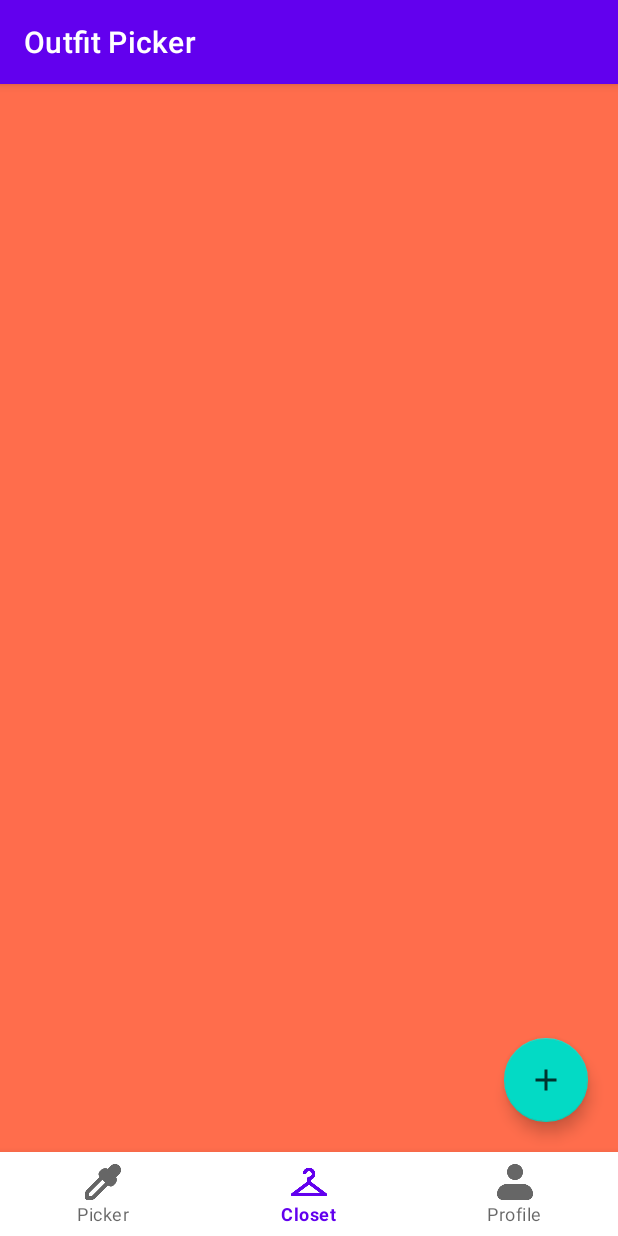
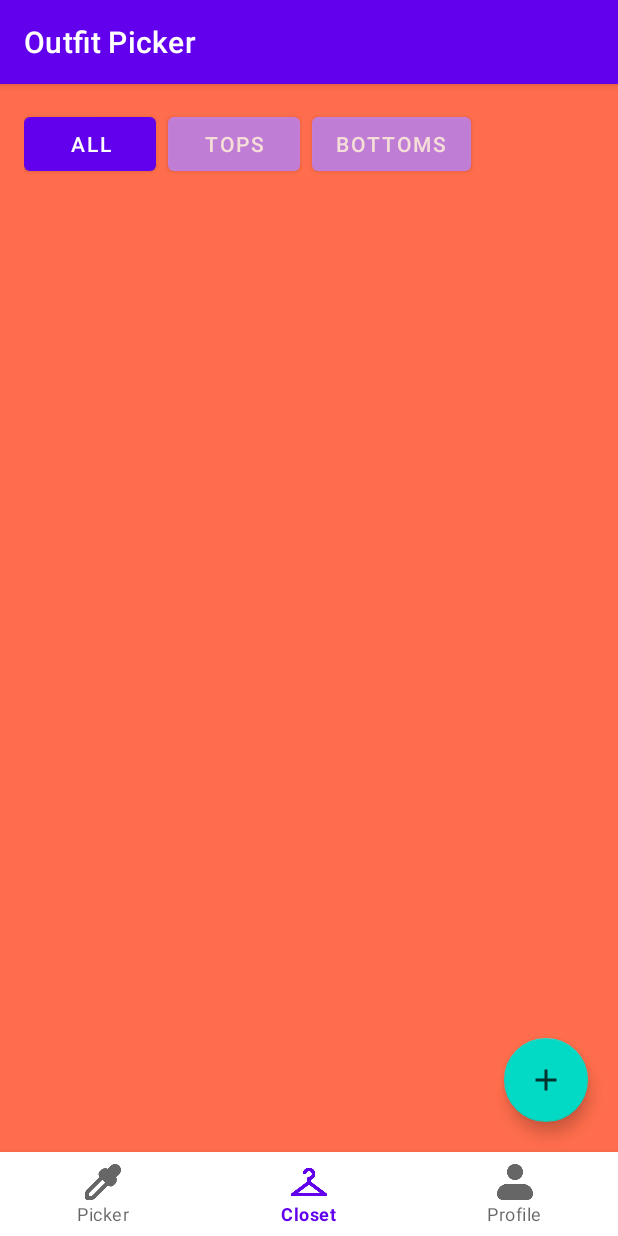
Before and after one commit to bropeter8/OutfitPicker, an Android app: the screen it shows after launch (MainActivity), item 2 of the bottom bar chosen, on a phone screen of 412 x 824 dp. Run offline under Robolectric (Android 15) with nearby library versions, the light colour scheme and no system bars.

Commit message:
klasifikacija isTop = true/false za razlikovanje med Top in Bottoms, filtriranje v ClosetFragmentu med njimi (All/Tops/Bottoms)

```diff
--- a/app/src/main/java/si/uni_lj/fe/tnuv/outfitpicker2/AddClothesFragment.java
+++ b/app/src/main/java/si/uni_lj/fe/tnuv/outfitpicker2/AddClothesFragment.java
@@ -43,6 +43,7 @@ public class AddClothesFragment extends Fragment {
     private static final int REQUEST_CAMERA_PERMISSION = 100;
     private String currentPhotoPath;
 
+    private boolean isTop;
     private final ActivityResultLauncher<String> requestPermissionLauncher =
             registerForActivityResult(new ActivityResultContracts.RequestPermission(), isGranted -> {
                 if (isGranted) {
@@ -60,7 +61,7 @@ public class AddClothesFragment extends Fragment {
                 if (result.getResultCode() == Activity.RESULT_OK) {
                     // The photo was taken and saved to the currentPhotoPath
                     Log.d(TAG, "Photo saved at: " + currentPhotoPath);
-                    ImageStorageUtil.addImagePath(requireContext(), currentPhotoPath);
+                    ImageStorageUtil.addClothingItem(requireContext(), new ClothingItem(currentPhotoPath, isTop));
                     Toast.makeText(getContext(), "Photo saved: " + currentPhotoPath, Toast.LENGTH_SHORT).show();
                 }
             });
@@ -79,6 +80,7 @@ public class AddClothesFragment extends Fragment {
 
         // Set click listeners for buttons
         buttonPhotoTop.setOnClickListener(v -> {
+            isTop = true;
             if (ContextCompat.checkSelfPermission(requireContext(), Manifest.permission.CAMERA) != PackageManager.PERMISSION_GRANTED) {
                 Log.d(TAG, "Requesting camera permission");
                 requestPermissionLauncher.launch(Manifest.permission.CAMERA);
@@ -94,6 +96,7 @@ public class AddClothesFragment extends Fragment {
         });
 
         buttonPhotoBottoms.setOnClickListener(v -> {
+            isTop = false;
             if (ContextCompat.checkSelfPermission(requireContext(), Manifest.permission.CAMERA) != PackageManager.PERMISSION_GRANTED) {
                 Log.d(TAG, "Requesting camera permission");
                 requestPermissionLauncher.launch(Manifest.permission.CAMERA);
--- a/app/src/main/java/si/uni_lj/fe/tnuv/outfitpicker2/ClosetFragment.java
+++ b/app/src/main/java/si/uni_lj/fe/tnuv/outfitpicker2/ClosetFragment.java
@@ -5,9 +5,11 @@ import android.util.Log;
 import android.view.LayoutInflater;
 import android.view.View;
 import android.view.ViewGroup;
+import android.widget.Button;
 
 import androidx.annotation.NonNull;
 import androidx.annotation.Nullable;
+import androidx.core.content.ContextCompat;
 import androidx.fragment.app.Fragment;
 import androidx.fragment.app.FragmentTransaction;
 import androidx.recyclerview.widget.GridLayoutManager;
@@ -23,8 +25,11 @@ public class ClosetFragment extends Fragment {
 
     private RecyclerView recyclerView;
     private ClothesAdapter adapter;
-    private List<String> imagePaths;
+    private List<ClothingItem> clothingItems;
     private FloatingActionButton fabAddClothes;
+
+    private Button buttonAll, buttonTops, buttonBottoms;
+    private Button selectedButton;
 
     @Nullable
     @Override
@@ -33,15 +38,22 @@ public class ClosetFragment extends Fragment {
 
         recyclerView = view.findViewById(R.id.recycler_view);
         fabAddClothes = view.findViewById(R.id.fab_add_clothes);
+        buttonAll = view.findViewById(R.id.button_all);
+        buttonTops = view.findViewById(R.id.button_tops);
+        buttonBottoms = view.findViewById(R.id.button_bottoms);
+
+        // Set default selected button
+        selectedButton = buttonAll;
+        updateButtonStyles();
 
         // Clear old SharedPreferences data (only call this once, you can comment it out after the first run)
         // ImageStorageUtil.clearOldData(requireContext());
 
         // Retrieve stored image paths using ImageStorageUtil
-        imagePaths = ImageStorageUtil.getImagePaths(requireContext());
+        clothingItems = ImageStorageUtil.getClothingItems(requireContext());
 
         // Setup RecyclerView adapter and display images
-        adapter = new ClothesAdapter(imagePaths);
+        adapter = new ClothesAdapter(clothingItems);
         recyclerView.setAdapter(adapter);
 
         // Use GridLayoutManager with 2 columns
@@ -49,6 +61,23 @@ public class ClosetFragment extends Fragment {
         recyclerView.setLayoutManager(gridLayoutManager);
 
         fabAddClothes.setOnClickListener(v -> showAddClothesFragment());
+
+        // Set up button click listeners for filtering
+        buttonAll.setOnClickListener(v -> {
+            selectedButton = buttonAll;
+            updateButtonStyles();
+            showAllClothes();
+        });
+        buttonTops.setOnClickListener(v -> {
+            selectedButton = buttonTops;
+            updateButtonStyles();
+            showTops();
+        });
+        buttonBottoms.setOnClickListener(v -> {
+            selectedButton = buttonBottoms;
+            updateButtonStyles();
+            showBottoms();
+        });
 
         return view;
     }
@@ -61,13 +90,61 @@ public class ClosetFragment extends Fragment {
         transaction.commit();
     }
 
+    private void showAllClothes() {
+        adapter.setClothingItems(clothingItems);
+        adapter.notifyDataSetChanged();
+    }
+
+    private void showTops() {
+        List<ClothingItem> tops = new ArrayList<>();
+        for (ClothingItem item : clothingItems) {
+            if (item.isTop()) {
+                tops.add(item);
+            }
+        }
+        adapter.setClothingItems(tops);
+        adapter.notifyDataSetChanged();
+    }
+
+    private void showBottoms() {
+        List<ClothingItem> bottoms = new ArrayList<>();
+        for (ClothingItem item : clothingItems) {
+            if (!item.isTop()) {
+                bottoms.add(item);
+            }
+        }
+        adapter.setClothingItems(bottoms);
+        adapter.notifyDataSetChanged();
+    }
+
+    private void updateButtonStyles() {
+        Button[] buttons = {buttonAll, buttonTops, buttonBottoms};
+        for (Button button : buttons) {
+            if (button == selectedButton) {
+                button.setBackgroundColor(ContextCompat.getColor(requireContext(), R.color.purple_500));
+                button.setTextColor(ContextCompat.getColor(requireContext(), R.color.white));
+                button.setAlpha(1f); // Fully opaque
+            } else {
+                button.setBackgroundColor(ContextCompat.getColor(requireContext(), R.color.purple_200));
+                button.setTextColor(ContextCompat.getColor(requireContext(), R.color.white));
+                button.setAlpha(0.8f); // Lower opacity
+            }
+        }
+    }
+
     @Override
     public void onResume() {
         super.onResume();
-        // Reload image paths in case new images were added
-        imagePaths = ImageStorageUtil.getImagePaths(requireContext());
+        // Reload clothing items in case new images were added
+        clothingItems = ImageStorageUtil.getClothingItems(requireContext());
+        adapter.setClothingItems(clothingItems);
         adapter.notifyDataSetChanged();
 
-        Log.d("ClosetFragment", "Loaded image paths on resume: " + imagePaths);
+        // Log the loaded clothing items
+        for (ClothingItem item : clothingItems) {
+            Log.d("ClosetFragment", "Loaded item: " + item.getImagePath() + " isTop: " + item.isTop());
+        }
+
+        Log.d("ClosetFragment", "Loaded clothing items on resume: " + clothingItems);
     }
 }
--- a/app/src/main/java/si/uni_lj/fe/tnuv/outfitpicker2/ClothesAdapter.java
+++ b/app/src/main/java/si/uni_lj/fe/tnuv/outfitpicker2/ClothesAdapter.java
@@ -17,10 +17,14 @@ import java.util.List;
 
 public class ClothesAdapter extends RecyclerView.Adapter<ClothesAdapter.ImageViewHolder> {
 
-    private List<String> imagePaths;
+    private List<ClothingItem> clothingItems;
 
-    public ClothesAdapter(List<String> imagePaths) {
-        this.imagePaths = imagePaths;
+    public ClothesAdapter(List<ClothingItem> clothingItems) {
+        this.clothingItems = clothingItems;
+    }
+
+    public void setClothingItems(List<ClothingItem> clothingItems) {
+        this.clothingItems = clothingItems;
     }
 
     @NonNull
@@ -32,8 +36,9 @@ public class ClothesAdapter extends RecyclerView.Adapter<ClothesAdapter.ImageVie
 
     @Override
     public void onBindViewHolder(@NonNull ImageViewHolder holder, int position) {
-        String imagePath = imagePaths.get(position);
-        Log.d("ClothesAdapter", "Loading image: " + imagePath);
+        ClothingItem clothingItem = clothingItems.get(position);
+        String imagePath = clothingItem.getImagePath();
+        Log.d("ClothesAdapter", "Loading image: " + imagePath + " isTop: " + clothingItem.isTop());
 
         // Check if the file path is valid
         File imgFile = new File(imagePath);
@@ -54,7 +59,7 @@ public class ClothesAdapter extends RecyclerView.Adapter<ClothesAdapter.ImageVie
 
     @Override
     public int getItemCount() {
-        return imagePaths.size();
+        return clothingItems.size();
     }
 
     public static class ImageViewHolder extends RecyclerView.ViewHolder {
--- a/app/src/main/java/si/uni_lj/fe/tnuv/outfitpicker2/ImageStorageUtil.java
+++ b/app/src/main/java/si/uni_lj/fe/tnuv/outfitpicker2/ImageStorageUtil.java
@@ -14,7 +14,7 @@ import java.util.List;
 public class ImageStorageUtil {
 
     private static final String PREF_NAME = "MyAppPrefs";
-    private static final String KEY_IMAGE_PATHS = "imagePaths";
+    private static final String KEY_CLOTHING_ITEMS = "clothingItems";
     private static final Gson gson = new Gson();
 
     private static SharedPreferences getSharedPreferences(Context context) {
@@ -24,33 +24,33 @@ public class ImageStorageUtil {
     // Call this method once to clear old data
     public static void clearOldData(Context context) {
         SharedPreferences.Editor editor = getSharedPreferences(context).edit();
-        editor.remove(KEY_IMAGE_PATHS);
+        editor.remove(KEY_CLOTHING_ITEMS);
         editor.apply();
         Log.d("ImageStorageUtil", "Cleared old SharedPreferences data");
     }
 
-    public static void addImagePath(Context context, String imagePath) {
-        List<String> imagePaths = getImagePaths(context);
-        imagePaths.add(imagePath);
+    public static void addClothingItem(Context context, ClothingItem clothingItem) {
+        List<ClothingItem> clothingItems = getClothingItems(context);
+        clothingItems.add(clothingItem);
 
         SharedPreferences.Editor editor = getSharedPreferences(context).edit();
-        String json = gson.toJson(imagePaths);
-        editor.putString(KEY_IMAGE_PATHS, json);
+        String json = gson.toJson(clothingItems);
+        editor.putString(KEY_CLOTHING_ITEMS, json);
         editor.apply();
 
-        Log.d("ImageStorageUtil", "Added image path: " + imagePath);
-        Log.d("ImageStorageUtil", "Current image paths: " + imagePaths);
+        Log.d("ImageStorageUtil", "Added clothing item: " + clothingItem.getImagePath() + " isTop: " + clothingItem.isTop());
+        Log.d("ImageStorageUtil", "Current clothing items after addition: " + clothingItems);
     }
 
-    public static List<String> getImagePaths(Context context) {
+    public static List<ClothingItem> getClothingItems(Context context) {
         SharedPreferences sharedPreferences = getSharedPreferences(context);
-        String json = sharedPreferences.getString(KEY_IMAGE_PATHS, null);
-        Type type = new TypeToken<ArrayList<String>>() {}.getType();
-        List<String> imagePaths = gson.fromJson(json, type);
-        if (imagePaths == null) {
-            imagePaths = new ArrayList<>();
+        String json = sharedPreferences.getString(KEY_CLOTHING_ITEMS, null);
+        Type type = new TypeToken<ArrayList<ClothingItem>>() {}.getType();
+        List<ClothingItem> clothingItems = gson.fromJson(json, type);
+        if (clothingItems == null) {
+            clothingItems = new ArrayList<>();
         }
-        Log.d("ImageStorageUtil", "Retrieved image paths: " + imagePaths);
-        return imagePaths;
+        Log.d("ImageStorageUtil", "Retrieved image paths: " + clothingItems);
+        return clothingItems;
     }
 }
--- a/app/src/main/res/layout/fragment_closet.xml
+++ b/app/src/main/res/layout/fragment_closet.xml
@@ -7,10 +7,42 @@
     android:background="@color/main_color"
     tools:context=".ClosetFragment">
 
+    <!-- Buttons for filtering -->
+    <LinearLayout
+        android:id="@+id/filter_buttons"
+        android:layout_width="match_parent"
+        android:layout_height="wrap_content"
+        android:orientation="horizontal"
+        android:padding="16dp"
+        android:gravity="start">
+
+        <Button
+            android:id="@+id/button_all"
+            android:layout_width="wrap_content"
+            android:layout_height="wrap_content"
+            android:text="@string/all"
+            android:layout_marginEnd="8dp" />
+
+        <Button
+            android:id="@+id/button_tops"
+            android:layout_width="wrap_content"
+            android:layout_height="wrap_content"
+            android:text="@string/tops"
+            android:layout_marginEnd="8dp" />
+
+        <Button
+            android:id="@+id/button_bottoms"
+            android:layout_width="wrap_content"
+            android:layout_height="wrap_content"
+            android:text="@string/bottoms" />
+    </LinearLayout>
+
+    <!-- RecyclerView for displaying clothing items -->
     <androidx.recyclerview.widget.RecyclerView
         android:id="@+id/recycler_view"
         android:layout_width="match_parent"
         android:layout_height="match_parent"
+        android:layout_below="@id/filter_buttons"
         android:padding="16dp"
         android:scrollbars="vertical" />
 
--- a/app/src/main/res/values/strings.xml
+++ b/app/src/main/res/values/strings.xml
@@ -17,4 +17,5 @@
     <string name="update_username">Update Username</string>
     <string name="update_photo">Update Photo</string>
     <string name="add_to_favourites">Add to Favourites</string>
+    <string name="all">All</string>
 </resources>
```
Also changed, not shown: app/src/main/java/si/uni_lj/fe/tnuv/outfitpicker2/ClothingItem.java (+9 -7 lines).
